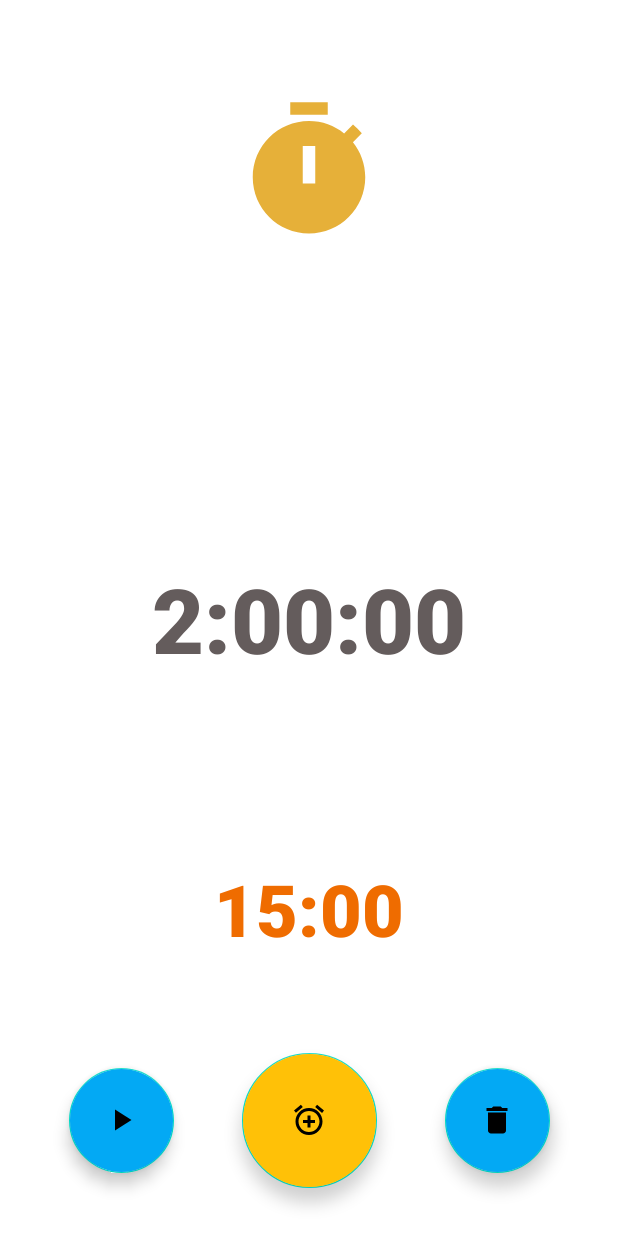
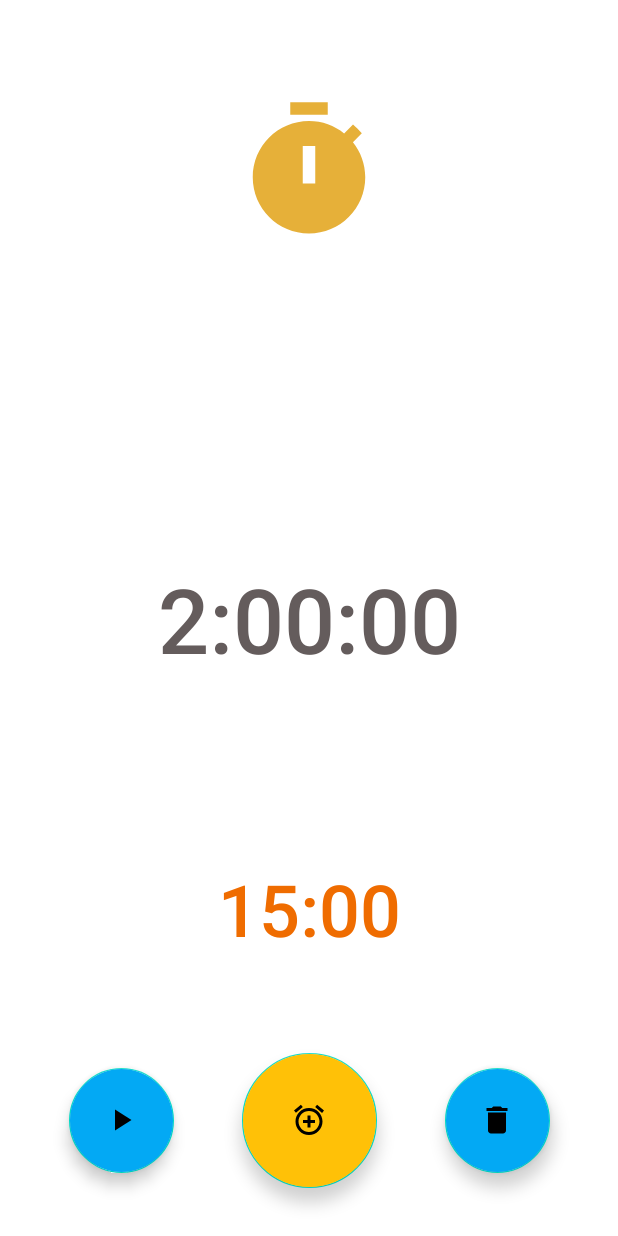
Before and after one commit to s20019/ApplicationController, an Android app: the layout fragment_first.xml on its own in the app's theme, with its tools: preview values and no code run, on a phone screen of 412 x 824 dp. Run offline under Robolectric (Android 15) with nearby library versions, the phone set to English and light mode, and no system bars; Roboto replaces fonts that are not available here.

Commit message:
フォントを変更

```diff
--- a/app/src/main/res/layout/fragment_first.xml
+++ b/app/src/main/res/layout/fragment_first.xml
@@ -56,7 +56,7 @@
         android:id="@+id/alarmTimeText"
         android:layout_width="wrap_content"
         android:layout_height="wrap_content"
-        android:fontFamily="sans-serif-black"
+        android:fontFamily="sans-serif-medium"
         android:textAlignment="center"
         android:textColor="@color/gray"
         android:textSize="60sp"
@@ -71,7 +71,7 @@
         android:layout_width="wrap_content"
         android:layout_height="wrap_content"
         android:layout_marginBottom="64dp"
-        android:fontFamily="sans-serif-black"
+        android:fontFamily="sans-serif-medium"
         android:textAlignment="center"
         android:textColor="#EF6C00"
         android:textSize="48sp"
--- a/app/src/main/res/layout/item_recycler_list.xml
+++ b/app/src/main/res/layout/item_recycler_list.xml
@@ -20,6 +20,7 @@
             android:layout_width="match_parent"
             android:layout_height="wrap_content"
             android:layout_marginTop="8dp"
+            android:fontFamily="sans-serif-light"
             android:textAlignment="center"
             android:textColor="@color/black"
             android:textSize="30sp"
```
